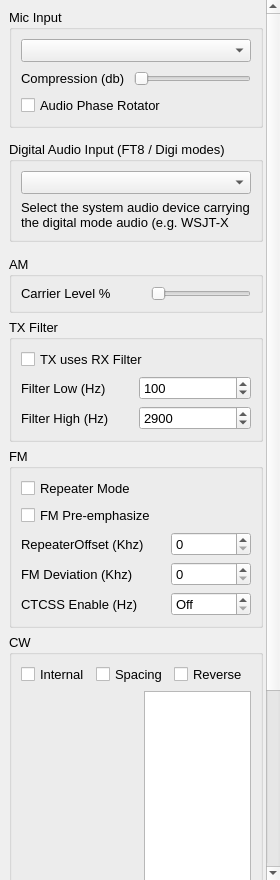
This is src/UI/tx_settings_dialog.ui in zl2brg/cudaSDR as Qt 5 draws it before an edit. The edited form follows.
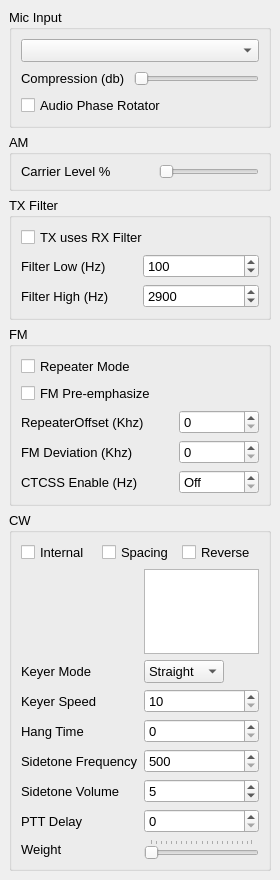
This is the edited form.

The edit to the form file:
```diff
--- a/src/UI/tx_settings_dialog.ui
+++ b/src/UI/tx_settings_dialog.ui
@@ -125,34 +125,6 @@
      </layout>
     </widget>
    </item>
-   <item>
-    <widget class="QGroupBox" name="groupBoxDigitalAudio">
-     <property name="sizePolicy">
-      <sizepolicy hsizetype="Preferred" vsizetype="Fixed">
-       <horstretch>0</horstretch>
-       <verstretch>0</verstretch>
-      </sizepolicy>
-     </property>
-     <property name="title">
-      <string>Digital Audio Input (FT8 / Digi modes)</string>
-     </property>
-     <layout class="QVBoxLayout" name="verticalLayoutDigital">
-      <item>
-       <widget class="QComboBox" name="digitalAudioDevList"/>
-      </item>
-      <item>
-       <widget class="QLabel" name="labelDigitalInfo">
-        <property name="text">
-         <string>Select the system audio device carrying the digital mode audio (e.g. WSJT-X virtual cable).</string>
-        </property>
-        <property name="wordWrap">
-         <bool>true</bool>
-        </property>
-       </widget>
-      </item>
-     </layout>
-    </widget>
-   </item>
    <item>
     <widget class="QGroupBox" name="groupBox_3">
      <property name="sizePolicy">
```
